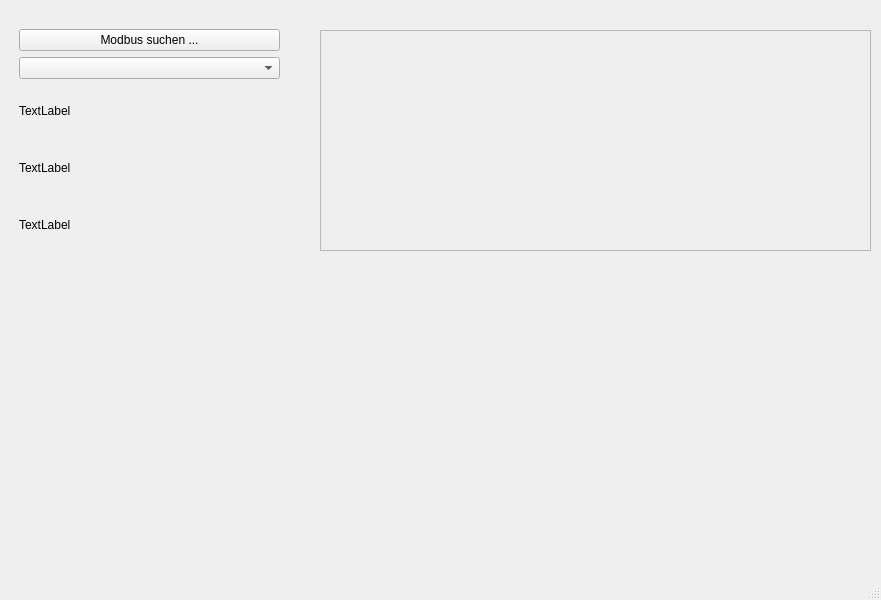
This is mainwindow.ui in paulwesinger/ModbusLinux as Qt 5 draws it before an edit. The edited form follows.
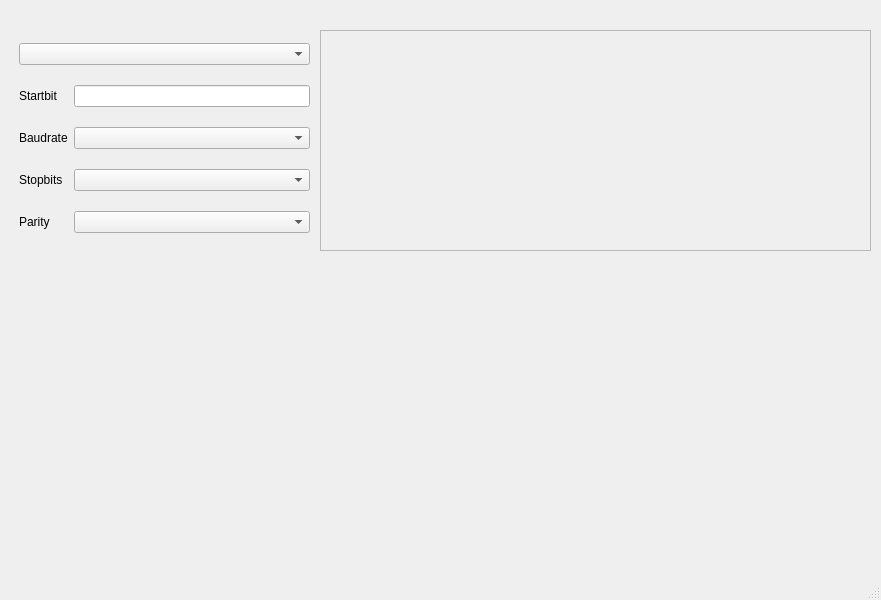
This is the edited form.

```diff
--- a/mainwindow.ui
+++ b/mainwindow.ui
@@ -19,42 +19,54 @@
      <rect>
       <x>19</x>
       <y>29</y>
-      <width>261</width>
+      <width>291</width>
       <height>221</height>
      </rect>
     </property>
     <layout class="QGridLayout" name="gridLayout">
-     <item row="1" column="0">
+     <item row="0" column="0" colspan="2">
       <widget class="QComboBox" name="cmboPorts"/>
      </item>
-     <item row="2" column="0">
-      <widget class="QLabel" name="lblStartbit">
-       <property name="text">
-        <string>TextLabel</string>
-       </property>
-      </widget>
-     </item>
-     <item row="0" column="0">
-      <widget class="QPushButton" name="pushButton">
-       <property name="text">
-        <string>Modbus suchen ...</string>
-       </property>
-      </widget>
+     <item row="1" column="1">
+      <widget class="QLineEdit" name="lineEdit"/>
      </item>
      <item row="3" column="0">
+      <widget class="QLabel" name="lblStopbits">
+       <property name="text">
+        <string>Stopbits</string>
+       </property>
+      </widget>
+     </item>
+     <item row="2" column="0">
       <widget class="QLabel" name="lblBaudrate">
        <property name="text">
-        <string>TextLabel</string>
+        <string>Baudrate</string>
+       </property>
+      </widget>
+     </item>
+     <item row="1" column="0">
+      <widget class="QLabel" name="lblStartbit">
+       <property name="text">
+        <string>Startbit</string>
        </property>
       </widget>
      </item>
      <item row="4" column="0">
-      <widget class="QLabel" name="lblStopbits">
+      <widget class="QLabel" name="lblParity">
        <property name="text">
-        <string>TextLabel</string>
+        <string>Parity</string>
        </property>
       </widget>
      </item>
+     <item row="2" column="1">
+      <widget class="QComboBox" name="cmbBaudRate"/>
+     </item>
+     <item row="3" column="1">
+      <widget class="QComboBox" name="cmbStopBits"/>
+     </item>
+     <item row="4" column="1">
+      <widget class="QComboBox" name="cmbParity"/>
+     </item>
     </layout>
    </widget>
    <widget class="QFrame" name="frameRTU">
```
